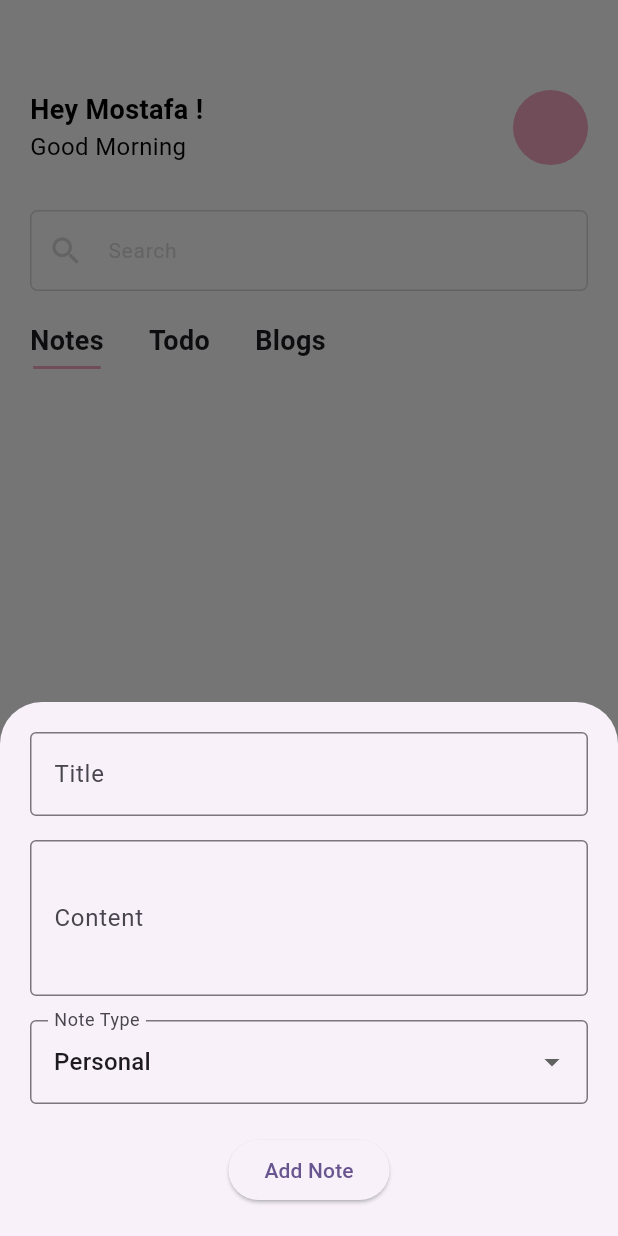
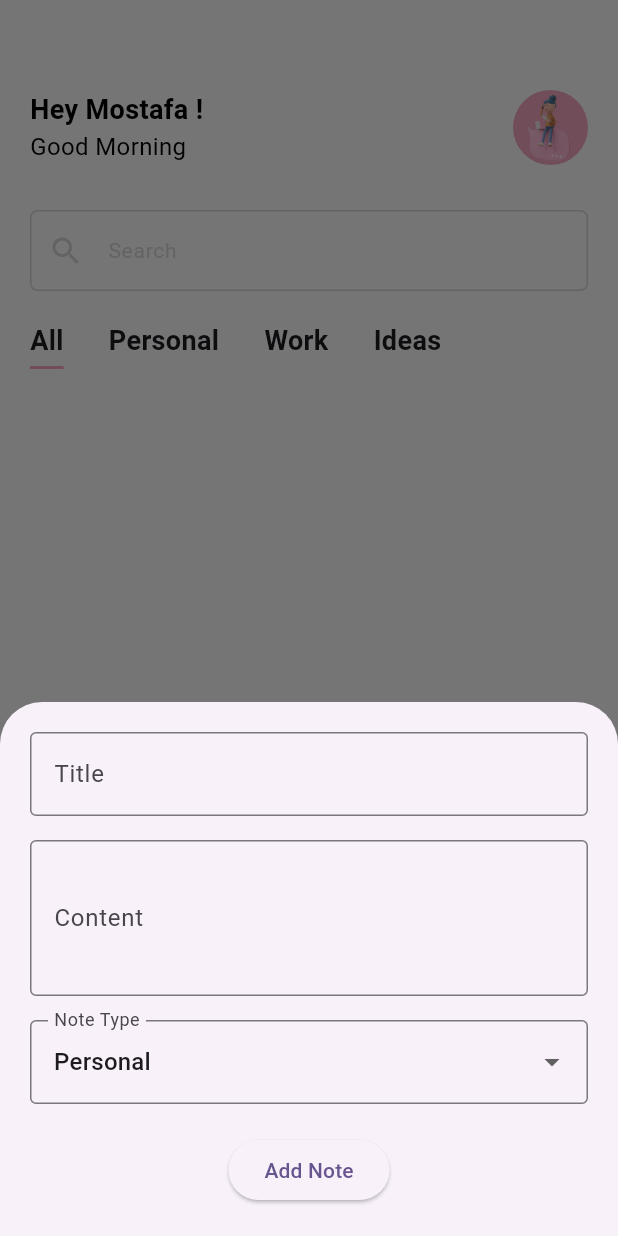
Before and after one commit to mostafaahmedbahr/advanced_apps_course_udemy, a Flutter app: the NotesLayoutScreen screen opened directly, after a tap on the "add" icon, on a phone screen of 412 x 824 dp. Run offline on Flutter 3.47's test engine with Material 3 defaults, Android fonts, the phone set to English and light mode, and no system bars; our stand-ins replace bloc, dio, flutter_bloc, hive, hive_flutter, responsive_framework and 1 more; missing offline and left inert: flutter_inappwebview; accounts and stored records are empty; network calls fail.

Commit message:
note app part 2

```diff
--- a/lib/note_app/note_cubit/notes_cubit.dart
+++ b/lib/note_app/note_cubit/notes_cubit.dart
@@ -1,4 +1,5 @@
 import 'package:flutter_bloc/flutter_bloc.dart';
+ import 'package:hive_flutter/adapters.dart';
 import '../note_models/note_model.dart';
 import '../note_models/notes_type_model.dart';
 import '../note_screens/notes_screen.dart';
@@ -24,9 +25,10 @@ class NotesCubit extends Cubit<NotesStates> {
   }
 
   List<NotesTypeModel> notesTypesList = [
-    NotesTypeModel(title: "Notes", id: 1),
-    NotesTypeModel(title: "Todo", id: 2),
-    NotesTypeModel(title: "Blogs", id: 3),
+    NotesTypeModel(title: "All", id: "All"),
+    NotesTypeModel(title: "Personal", id: "Personal"),
+    NotesTypeModel(title: "Work", id: "Work"),
+    NotesTypeModel(title: "Ideas", id: "Ideas"),
   ];
 
   int selectedTypeIndex = 0 ;
@@ -36,12 +38,55 @@ class NotesCubit extends Cubit<NotesStates> {
     emit(SelectNoteTypeState());
   }
 
-
+  late Box<NoteModel> notesBox;
   List<NoteModel> notesList = [];
-  addNewNote(NoteModel newNote){
-    notesList.add(newNote);
+  Future<void> addNewNote(NoteModel newNote) async {
+    await notesBox.add(newNote);
+    notesList = notesBox.values.toList();
     emit(AddNewNoteState());
   }
 
 
+
+  Future<void> deleteNoteById(int noteId) async {
+    try {
+      final key = notesBox.keys.firstWhere(
+            (key) => notesBox.get(key)?.id == noteId,
+        orElse: () => null,
+      );
+      if (key != null) {
+        await notesBox.delete(key);
+        notesList = notesBox.values.toList();
+        emit(DeleteNoteSuccessState());
+      } else {
+        emit(DeleteNoteErrorState('Note not found'));
+      }
+    } catch (e) {
+      emit(DeleteNoteErrorState(e.toString()));
+    }
+  }
+
+
+  Future<void> initHive() async {
+    await Hive.initFlutter(); // Initialize Hive
+    Hive.registerAdapter(NoteModelAdapter()); // Register adapter
+    notesBox = await Hive.openBox<NoteModel>('notes_box'); // Open box
+
+    // Load existing notes
+    notesList = notesBox.values.toList();
+    emit(NotesLoadedFromCacheState());
+  }
+
+  // Update example
+  Future<void> updateNote(int key, NoteModel updatedNote) async {
+    await notesBox.put(key, updatedNote);
+    notesList = notesBox.values.toList();
+    emit(UpdateNoteState());
+  }
+
+  @override
+  Future<void> close() async {
+    await notesBox.close();
+    super.close();
+  }
 }
--- a/lib/note_app/note_cubit/notes_states.dart
+++ b/lib/note_app/note_cubit/notes_states.dart
@@ -7,3 +7,14 @@ class ChangeBottomNavState extends NotesStates {}
 class SelectNoteTypeState extends NotesStates {}
 
 class AddNewNoteState extends NotesStates {}
+
+class NotesLoadedFromCacheState extends NotesStates {}
+
+class DeleteNoteSuccessState extends NotesStates {}
+class DeleteNoteErrorState extends NotesStates {
+  final String message;
+  DeleteNoteErrorState(this.message);
+}
+
+
+class UpdateNoteState extends NotesStates {}
--- a/lib/note_app/note_models/note_model.dart
+++ b/lib/note_app/note_models/note_model.dart
@@ -1,13 +1,26 @@
-class NoteModel{
+import 'package:hive/hive.dart';
+
+part 'note_model.g.dart'; // Generated file
+
+@HiveType(typeId: 0) // Unique type ID
+class NoteModel {
+  @HiveField(0)
   final String noteTitle;
+  @HiveField(1)
   final String noteContent;
+  @HiveField(2)
   final String noteType;
+  @HiveField(3)
   final int id;
+  @HiveField(4)
   final DateTime noteDate;
 
-  NoteModel({required this.noteTitle,
+
+  NoteModel({
+    required this.noteTitle,
     required this.noteContent,
     required this.noteType,
-    required this.id, required this.noteDate});
-
+    required this.id,
+    required this.noteDate
+  });
 }
--- a/lib/note_app/note_models/notes_type_model.dart
+++ b/lib/note_app/note_models/notes_type_model.dart
@@ -1,6 +1,6 @@
 class NotesTypeModel{
   final String title;
-  final int id;
+  final String id;
 
   NotesTypeModel({required this.title, required this.id});
 }
--- a/lib/note_app/note_widgets/notes_list.dart
+++ b/lib/note_app/note_widgets/notes_list.dart
@@ -11,22 +11,31 @@ class NotesList extends StatelessWidget {
   Widget build(BuildContext context) {
     return BlocBuilder<NotesCubit,NotesStates>(
       builder: (context,state){
+        var notesCubit =  NotesCubit.get(context);
+        final personalNotes = notesCubit.notesList.where((note) => note.noteType == 'Personal').toList();
+        final workNotes =     notesCubit.notesList.where((note) => note.noteType == 'Work').toList();
+        final ideasNotes =    notesCubit.notesList.where((note) => note.noteType == 'Ideas').toList();
+        final filterNotesList =
+        notesCubit.selectedTypeIndex == 1 ? personalNotes :
+        notesCubit.selectedTypeIndex == 2 ? workNotes :
+        notesCubit.selectedTypeIndex == 3 ? ideasNotes :
+        notesCubit.notesList;
         return Expanded(
           child: GridView.builder(
             padding: const EdgeInsets.all(0),
             gridDelegate: const SliverGridDelegateWithFixedCrossAxisCount(
-              crossAxisCount: 2, // Number of columns
-              mainAxisSpacing: 16, // Vertical spacing between items
-              crossAxisSpacing: 16, // Horizontal spacing between items
-              childAspectRatio: 1, // Square items (adjust as needed)
+              crossAxisCount: 2,
+              mainAxisSpacing: 16,
+              crossAxisSpacing: 16,
+              childAspectRatio: 1,
             ),
-            itemCount: NotesCubit.get(context).notesList.length, // Replace with your actual item count
+            itemCount: filterNotesList.length,
             itemBuilder: (context, index) {
-              final isBigItem = index % 3 == 0;
               return   NotesListItem(
-                noteTitle: NotesCubit.get(context).notesList[index].noteTitle,
-                noteContent:  NotesCubit.get(context).notesList[index].noteContent,
-                isBig: isBigItem,
+                noteType: filterNotesList[index].noteType,
+                noteId: filterNotesList[index].id,
+                noteTitle: filterNotesList[index].noteTitle,
+                noteContent:  filterNotesList[index].noteContent,
                 index: index,
               );
             },
--- a/lib/note_app/note_widgets/notes_types_list_item.dart
+++ b/lib/note_app/note_widgets/notes_types_list_item.dart
@@ -15,7 +15,9 @@ class NotesTypesListItem extends StatelessWidget {
         return GestureDetector(
           onTap: (){
             notesCubit.selectNoteType(index);
+            print(notesCubit.selectedTypeIndex);
           },
+          child: IntrinsicWidth(
             child: Column(
               children: [
                 Text(NotesCubit.get(context).notesTypesList[index].title,
@@ -27,10 +29,10 @@ class NotesTypesListItem extends StatelessWidget {
                 if(isSelected)// Spacing between text and line
                 Container(
                   height: 2,
-                width: 45, // Adjust width as needed
                   color: Colors.pink.withOpacity(0.4), // Match your app theme
                 ),
               ],
+            ),
           ),
         );
       },
--- a/pubspec.yaml
+++ b/pubspec.yaml
@@ -42,10 +42,14 @@ dependencies:
   shared_preferences: ^2.2.3
   flutter_inappwebview:
   responsive_framework: ^1.4.0
+  hive: ^2.2.3
+  hive_flutter: ^1.1.0
 
 dev_dependencies:
   flutter_test:
     sdk: flutter
+  hive_generator: ^2.0.0
+  build_runner: ^2.4.0
 
   # The "flutter_lints" package below contains a set of recommended lints to
   # encourage good coding practices. The lint set provided by the package is
```
Also changed, not shown: lib/main.dart (+21 -8 lines), lib/note_app/note_widgets/notes_list_item.dart (+29 -11 lines), assets/images/3d-cartoon-woman-sitting-thinking-solve-tasks.png (added), lib/note_app/note_models/note_model.g.dart (added), pubspec.lock, 2 other files. Lines whose indentation alone changed are shown as unchanged.
